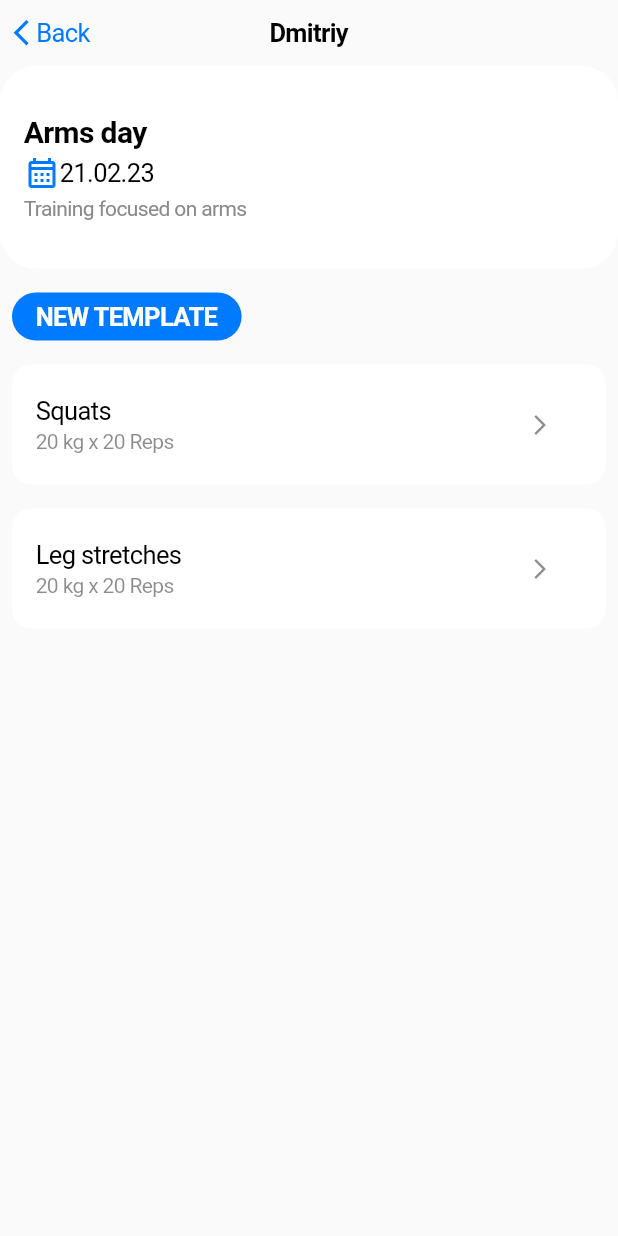
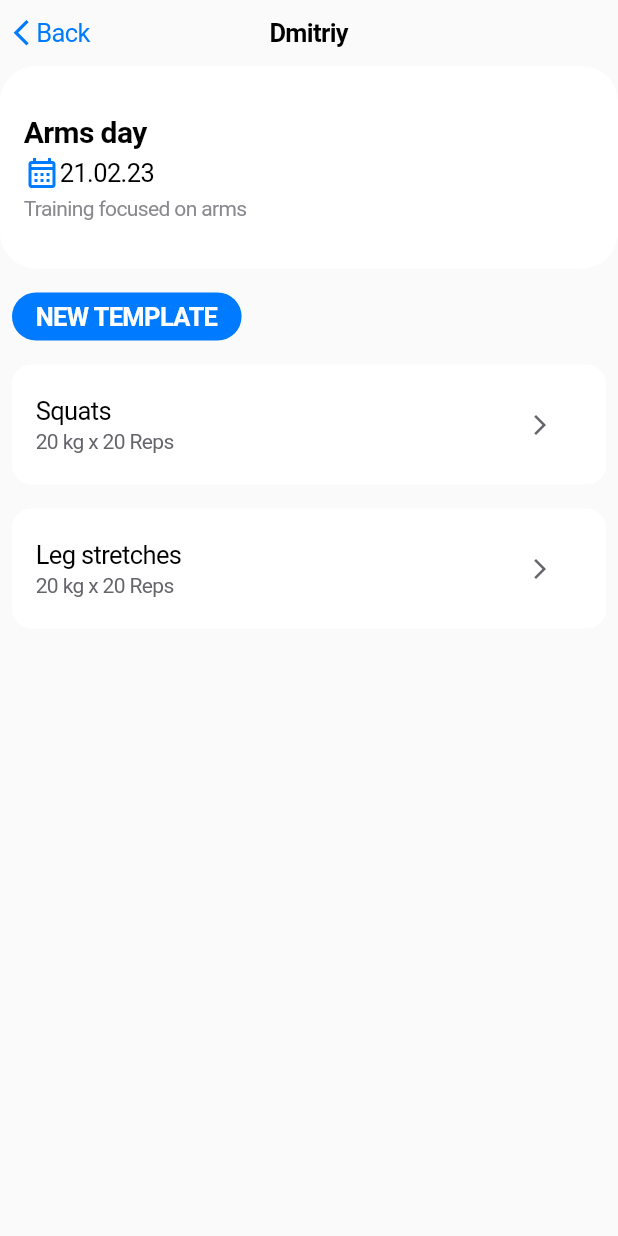
Before and after one commit to VergoEcho/fitness_app, a Flutter app: the ClientsPage screen opened by its route, after a tap on "Alexander", after a tap on "Dmitriy", on a phone screen of 412 x 824 dp. Run offline on Flutter 3.47's test engine with Material 2 defaults, Android fonts, the phone set to English and light mode, and no system bars; our stand-ins replace easy_localization, equatable, table_calendar, timelines.

Commit message:
colors separated to colors file

```diff
--- /dev/null
+++ b/lib/constants/colors.dart
@@ -0,0 +1,10 @@
+import 'package:flutter/material.dart';
+
+class FitnessColors {
+  static Color white = const Color(0xffffffff);
+  static Color whiteGray = const Color(0xfffafafa);
+  static Color darkGray = const Color(0xff65656b);
+  static Color blindGray = const Color(0xff8a8a8e);
+  static Color whiteBlue = const Color(0xffd9ebff);
+  static Color green = const Color(0xff3ecf8e);
+}
--- a/lib/screens/calendar_training_page.dart
+++ b/lib/screens/calendar_training_page.dart
@@ -1,6 +1,7 @@
 import 'package:easy_localization/easy_localization.dart';
 import 'package:flutter/cupertino.dart';
 import 'package:flutter/material.dart';
+import 'package:trainings/constants/colors.dart';
 import 'package:trainings/generated/locale_keys.g.dart';
 import 'package:trainings/models/client.dart';
 import 'package:trainings/models/exercise.dart';
@@ -47,10 +48,10 @@ class CalendarTrainingPage extends StatelessWidget {
     Client client = arguments['client']!;
 
     return CupertinoPageScaffold(
-      backgroundColor: const Color(0xfffafafa),
+      backgroundColor: FitnessColors.whiteGray,
       navigationBar: CupertinoNavigationBar(
-        border: Border.all(width: 0, color: CupertinoColors.white),
-        backgroundColor: CupertinoColors.white,
+        border: Border.all(width: 0, color: FitnessColors.white),
+        backgroundColor: FitnessColors.white,
         padding:
             const EdgeInsetsDirectional.symmetric(horizontal: 4, vertical: 0),
         leading: CupertinoButton(
@@ -75,9 +76,9 @@ class CalendarTrainingPage extends StatelessWidget {
         children: [
           Container(
             padding: const EdgeInsets.symmetric(horizontal: 16, vertical: 32),
-            decoration: const BoxDecoration(
-              color: CupertinoColors.white,
-              borderRadius: BorderRadius.all(
+            decoration: BoxDecoration(
+              color: FitnessColors.white,
+              borderRadius: const BorderRadius.all(
                 Radius.circular(24),
               ),
             ),
@@ -103,7 +104,7 @@ class CalendarTrainingPage extends StatelessWidget {
                 const SizedBox(height: 4),
                 Text(
                   _training.description,
-                  style: const TextStyle(fontSize: 14, color: Color(0xff8a8a8e)),
+                  style: TextStyle(fontSize: 14, color: FitnessColors.blindGray),
                 ),
               ],
             ),
--- a/lib/screens/client_profile_page.dart
+++ b/lib/screens/client_profile_page.dart
@@ -1,6 +1,7 @@
 import 'package:easy_localization/easy_localization.dart';
 import 'package:flutter/cupertino.dart';
 import 'package:flutter/material.dart';
+import 'package:trainings/constants/colors.dart';
 import 'package:trainings/generated/locale_keys.g.dart';
 import 'package:trainings/models/client.dart';
 import 'package:trainings/ui/filled_button.dart';
@@ -26,10 +27,10 @@ class _ClientProfilePageState extends State<ClientProfilePage> {
     Client client = arguments['client']!;
 
     return CupertinoPageScaffold(
-      backgroundColor: const Color(0xfffafafa),
+      backgroundColor: FitnessColors.whiteGray,
       navigationBar: CupertinoNavigationBar(
-        border: Border.all(width: 0, color: CupertinoColors.white),
-        backgroundColor: CupertinoColors.white,
+        border: Border.all(width: 0, color: FitnessColors.white),
+        backgroundColor: FitnessColors.white,
         padding:
             const EdgeInsetsDirectional.symmetric(horizontal: 4, vertical: 0),
         leading: CupertinoButton(
@@ -62,9 +63,9 @@ class _ClientProfilePageState extends State<ClientProfilePage> {
         children: [
           Container(
             padding: const EdgeInsets.symmetric(horizontal: 16, vertical: 32),
-            decoration: const BoxDecoration(
-              color: CupertinoColors.white,
-              borderRadius: BorderRadius.all(
+            decoration: BoxDecoration(
+              color: FitnessColors.white,
+              borderRadius: const BorderRadius.all(
                 Radius.circular(24),
               ),
             ),
@@ -83,7 +84,7 @@ class _ClientProfilePageState extends State<ClientProfilePage> {
                   children: [
                     Text(
                       '${LocaleKeys.client_profile_page_paid_till.tr()}: ${DateFormat('dd MMM yyy').format(DateTime.now()).toString()} (${3} ${LocaleKeys.client_profile_page_workouts.tr()})',
-                      style: const TextStyle(color: Color(0xff828282)),
+                      style: TextStyle(color: FitnessColors.blindGray),
                     ),
                   ],
                 ),
--- a/lib/screens/clients_page.dart
+++ b/lib/screens/clients_page.dart
@@ -1,5 +1,6 @@
 import 'package:easy_localization/easy_localization.dart';
 import 'package:flutter/cupertino.dart';
+import 'package:trainings/constants/colors.dart';
 import 'package:trainings/generated/locale_keys.g.dart';
 import 'package:trainings/models/client.dart';
 import 'package:trainings/ui/filled_button.dart';
@@ -74,16 +75,16 @@ class _ClientsPageState extends State<ClientsPage> {
   @override
   Widget build(BuildContext context) {
     return CupertinoPageScaffold(
-      backgroundColor: const Color(0xfffafafa),
+      backgroundColor: FitnessColors.whiteGray,
       child: SafeArea(
         child: Column(
           crossAxisAlignment: CrossAxisAlignment.stretch,
           children: [
             Container(
               padding: const EdgeInsets.only(left: 16, top: 32, right: 16),
-              decoration: const BoxDecoration(
-                color: CupertinoColors.white,
-                borderRadius: BorderRadius.all(
+              decoration: BoxDecoration(
+                color: FitnessColors.white,
+                borderRadius: const BorderRadius.all(
                   Radius.circular(24),
                 ),
               ),
--- a/lib/ui/base_calendar.dart
+++ b/lib/ui/base_calendar.dart
@@ -2,6 +2,7 @@ import 'package:easy_localization/easy_localization.dart';
 import 'package:flutter/cupertino.dart';
 import 'package:intl/intl.dart';
 import 'package:table_calendar/table_calendar.dart';
+import 'package:trainings/constants/colors.dart';
 
 class BaseCalendar extends StatelessWidget {
   const BaseCalendar(
@@ -51,14 +52,14 @@ class BaseCalendar extends StatelessWidget {
           left: MediaQuery.of(context).size.width - 104,
         ),
       ),
-      daysOfWeekStyle: const DaysOfWeekStyle(
+      daysOfWeekStyle: DaysOfWeekStyle(
         weekdayStyle: TextStyle(
           fontSize: 16,
-          color: Color(0x963c3c43),
+          color: FitnessColors.darkGray,
         ),
         weekendStyle: TextStyle(
           fontSize: 16,
-          color: Color(0x963c3c43),
+          color: FitnessColors.darkGray,
         ),
       ),
       calendarStyle: CalendarStyle(
@@ -66,7 +67,7 @@ class BaseCalendar extends StatelessWidget {
           fontSize: 16,
         ),
         todayTextStyle:
-            const TextStyle(fontSize: 16, color: CupertinoColors.white),
+        TextStyle(fontSize: 16, color: FitnessColors.white),
         weekendTextStyle: const TextStyle(
           fontSize: 16,
         ),
--- a/lib/widgets/calendar_exercise_card.dart
+++ b/lib/widgets/calendar_exercise_card.dart
@@ -1,5 +1,6 @@
 import 'package:flutter/cupertino.dart';
 import 'package:flutter/material.dart';
+import 'package:trainings/constants/colors.dart';
 import 'package:trainings/models/exercise.dart';
 import 'package:trainings/widgets/double_picker.dart';
 import 'package:trainings/widgets/set_card.dart';
@@ -75,7 +76,7 @@ class _CalendarExerciseCardState extends State<CalendarExerciseCard>
       margin: const EdgeInsets.only(top: 16, left: 8, right: 8),
       padding: const EdgeInsets.all(16),
       decoration: BoxDecoration(
-        color: CupertinoColors.white,
+        color: FitnessColors.white,
         borderRadius: BorderRadius.circular(13),
       ),
       child: Column(
@@ -105,8 +106,8 @@ class _CalendarExerciseCardState extends State<CalendarExerciseCard>
                               padding: const EdgeInsets.only(top: 2),
                               child: Text(
                                 widget.exercise.description,
-                                style: const TextStyle(
-                                    fontSize: 14, color: Color(0x963c3c43)),
+                                style: TextStyle(
+                                    fontSize: 14, color: FitnessColors.darkGray),
                               ),
                             ),
                     ],
@@ -118,9 +119,9 @@ class _CalendarExerciseCardState extends State<CalendarExerciseCard>
                     turns: _expanded ? .25 : 0,
                     curve: Curves.easeInOut,
                     duration: const Duration(milliseconds: 200),
-                    child: const Icon(
+                    child: Icon(
                       Icons.arrow_forward_ios,
-                      color: Color(0x963c3c43),
+                      color: FitnessColors.darkGray,
                       size: 16,
                     ),
                   ),
--- a/lib/widgets/current_client_card.dart
+++ b/lib/widgets/current_client_card.dart
@@ -1,5 +1,6 @@
 import 'package:flutter/cupertino.dart';
 import 'package:flutter/material.dart';
+import 'package:trainings/constants/colors.dart';
 import 'package:trainings/models/client.dart';
 import 'package:trainings/screens/client_profile_page.dart';
 import 'package:trainings/ui/base_calendar.dart';
@@ -21,7 +22,7 @@ class CurrentClientCard extends StatelessWidget {
         margin: const EdgeInsets.only(top: 16, left: 8, right: 8),
         padding: const EdgeInsets.all(16),
         decoration: BoxDecoration(
-          color: CupertinoColors.white,
+          color: FitnessColors.white,
           borderRadius: BorderRadius.circular(13),
         ),
         child: Column(
@@ -41,8 +42,8 @@ class CurrentClientCard extends StatelessWidget {
                           padding: const EdgeInsets.only(bottom: 2),
                           child: Text(
                               client.clientNote,
-                              style: const TextStyle(
-                                  fontSize: 14, color: Color(0x963c3c43)),
+                              style: TextStyle(
+                                  fontSize: 14, color: FitnessColors.darkGray),
                             ),
                         ),
                     const Text('10:00-10:45'),
@@ -50,9 +51,9 @@ class CurrentClientCard extends StatelessWidget {
                 ),
                 CupertinoButton(
                   onPressed: () {},
-                  child: const Icon(
+                  child: Icon(
                     Icons.arrow_forward_ios,
-                    color: Color(0x963c3c43),
+                    color: FitnessColors.darkGray,
                     size: 16,
                   ),
                 ),
--- a/lib/widgets/day_card.dart
+++ b/lib/widgets/day_card.dart
@@ -1,4 +1,5 @@
 import 'package:flutter/cupertino.dart';
+import 'package:trainings/constants/colors.dart';
 
 class DayCard extends StatelessWidget {
   const DayCard({
@@ -24,16 +25,16 @@ class DayCard extends StatelessWidget {
             day.toUpperCase(),
             style: TextStyle(
                 color: time != null
-                    ? CupertinoColors.white
-                    : const Color(0xaa3c3c43),
+                    ? FitnessColors.white
+                    : FitnessColors.blindGray,
                 fontWeight: FontWeight.w600,
                 fontSize: 14),
           ),
           time != null
               ? Text(
             time!,
-            style: const TextStyle(
-              color: Color(0x99ffffff),
+            style: TextStyle(
+              color: FitnessColors.white.withOpacity(.7),
               fontSize: 12,
               fontWeight: FontWeight.w600,
             ),
--- a/lib/widgets/double_picker.dart
+++ b/lib/widgets/double_picker.dart
@@ -1,5 +1,6 @@
 import 'package:flutter/cupertino.dart';
 import 'package:flutter/material.dart';
+import 'package:trainings/constants/colors.dart';
 
 class DoublePicker extends StatefulWidget {
   const DoublePicker({
@@ -71,13 +72,13 @@ class _DoublePickerState extends State<DoublePicker>
                       initialItem: _selectedEffort - 1,
                     ),
                     selectionOverlay: Container(
-                      decoration: const BoxDecoration(
+                      decoration: BoxDecoration(
                         border: Border(
                           top: BorderSide(
-                            color: Color(0xffb9b9bb),
+                            color: FitnessColors.blindGray,
                           ),
                           bottom: BorderSide(
-                            color: Color(0xffb9b9bb),
+                            color: FitnessColors.blindGray,
                           ),
                         ),
                       ),
@@ -102,13 +103,13 @@ class _DoublePickerState extends State<DoublePicker>
                       initialItem: _selectedTimes - 1,
                     ),
                     selectionOverlay: Container(
-                      decoration: const BoxDecoration(
+                      decoration: BoxDecoration(
                         border: Border(
                           top: BorderSide(
-                            color: Color(0xffb9b9bb),
+                            color: FitnessColors.blindGray,
                           ),
                           bottom: BorderSide(
-                            color: Color(0xffb9b9bb),
+                            color: FitnessColors.blindGray,
                           ),
                         ),
                       ),
--- a/lib/widgets/set_card.dart
+++ b/lib/widgets/set_card.dart
@@ -1,6 +1,7 @@
 import 'package:easy_localization/easy_localization.dart';
 import 'package:flutter/cupertino.dart';
 import 'package:intl/intl.dart';
+import 'package:trainings/constants/colors.dart';
 
 class SetCard extends StatefulWidget {
   const SetCard({Key? key, this.editable = false, this.togglePicker}) : super(key: key);
@@ -43,7 +44,7 @@ class _SetCardState extends State<SetCard> {
           width: 160,
           decoration: BoxDecoration(
               borderRadius: BorderRadius.circular(8),
-              color: const Color(0xffd9ebff)),
+              color: FitnessColors.whiteBlue ),
           child: Column(
             children: [
               const SizedBox(height: 8),
@@ -62,8 +63,8 @@ class _SetCardState extends State<SetCard> {
                 borderRadius: BorderRadius.circular(100)),
             child: Text(
               DateFormat('dd.MM.yy', context.locale.languageCode).format(DateTime.now()),
-              style: const TextStyle(
-                color: CupertinoColors.white,
+              style: TextStyle(
+                color: FitnessColors.white,
               ),
             ),
           ),
@@ -81,9 +82,9 @@ class _SetCardState extends State<SetCard> {
                     widget.togglePicker!();
                   },
                   child: editInProgress
-                      ? const Icon(
+                      ? Icon(
                           CupertinoIcons.checkmark_alt_circle_fill,
-                          color: Color(0xff3ecf8e),
+                          color: FitnessColors.green,
                           size: 32,
                         )
                       : const Icon(
```
Also changed, not shown: lib/app.dart (+6 -1 lines), lib/screens/calendar_page.dart (+7 -6 lines), lib/screens/trainings_page.dart (+5 -4 lines), lib/widgets/archived_client_card.dart (+6 -5 lines), lib/widgets/calendar_card.dart (+12 -10 lines), lib/widgets/exercise_card.dart (+16 -10 lines), lib/widgets/training_template_card.dart (+7 -6 lines).
